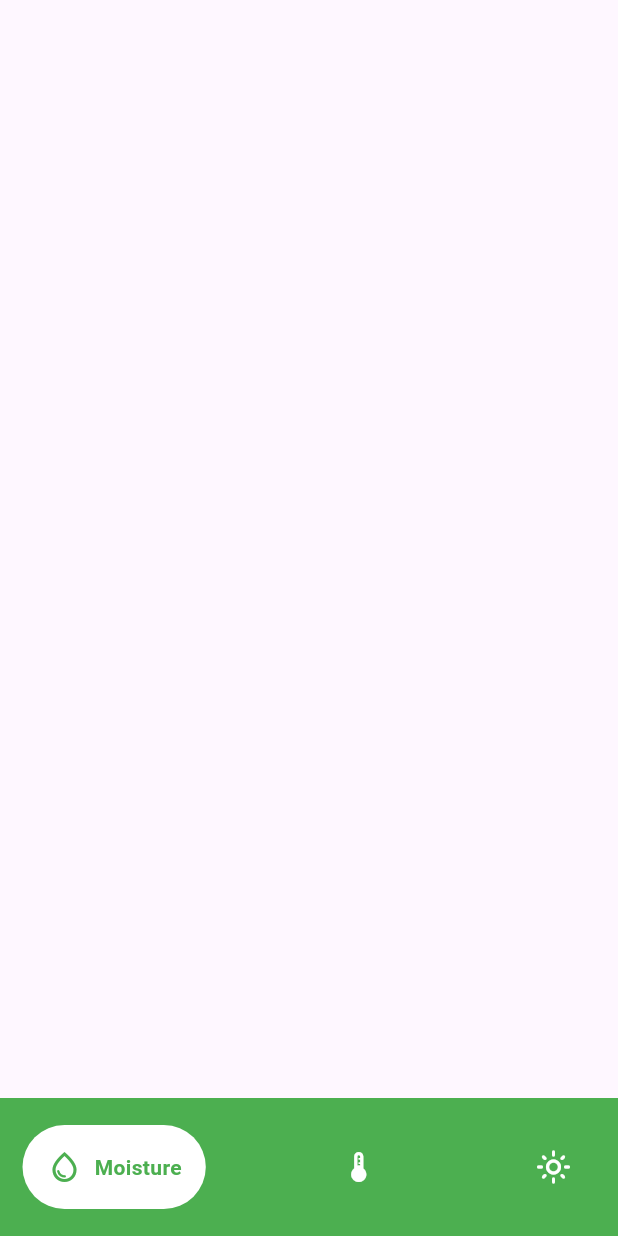
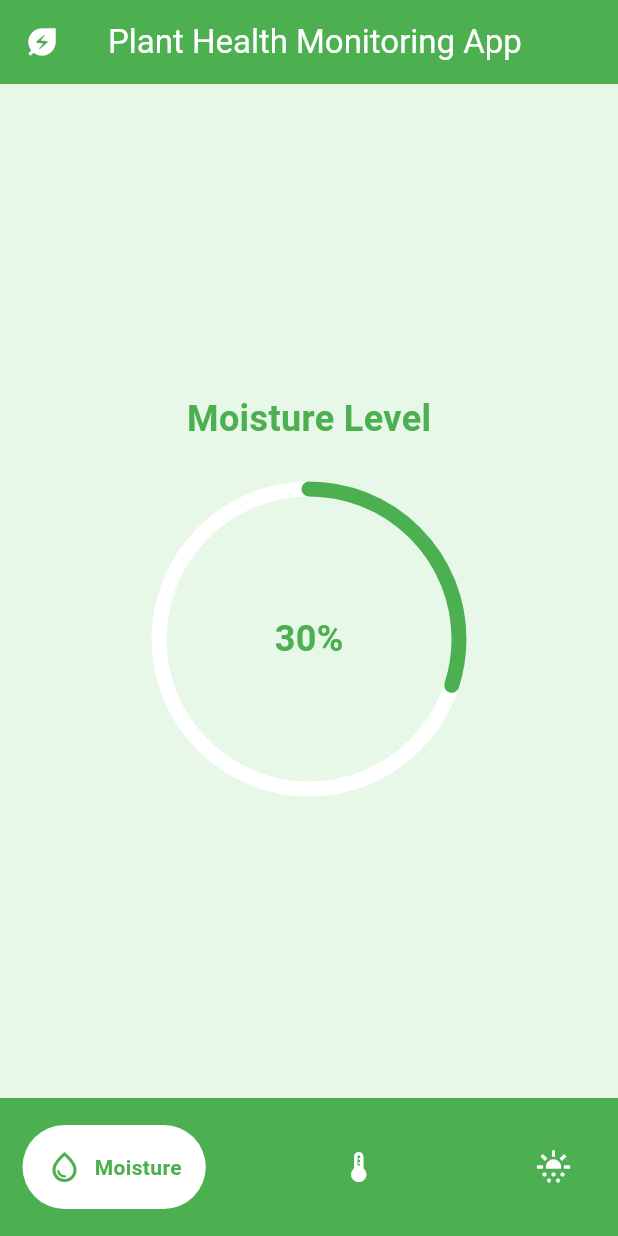
Before and after one commit to KiyoScript/PlantHealthMonitoring, a Flutter app: the screen it shows after launch, on a phone screen of 412 x 824 dp. Run offline on Flutter 3.47's test engine with Material 3 defaults, Android fonts, the phone set to English and light mode, and no system bars; drawn by our look-alikes of google_nav_bar.

Commit message:
added static design for the appbar and body

```diff
--- a/lib/main.dart
+++ b/lib/main.dart
@@ -12,6 +12,53 @@ class MainApp extends StatelessWidget {
   Widget build(BuildContext context) {
     return  MaterialApp(
       home: Scaffold(
+        backgroundColor: const Color.fromARGB(255, 231, 248, 232),
+        appBar: AppBar(
+          leading: const Icon(Icons.energy_savings_leaf, color: Colors.white),
+          title: const Text('Plant Health Monitoring App',
+          style: TextStyle(color: Colors.white),
+          ),
+          backgroundColor: Colors.green,
+        ),
+          body: const Center(
+          child: Column(
+            mainAxisAlignment: MainAxisAlignment.center,
+            children:[
+              Text(
+                'Moisture Level', // Replace with the actual percentage text
+                style: TextStyle(fontSize: 24, fontWeight: FontWeight.bold, color: Colors.green),
+              ),
+              SizedBox(height: 30),
+              SizedBox(
+                width: 200, // Set the width to make it bigger
+                height: 200, // Set the height to make it bigger
+                child: Stack(
+                  children: <Widget>[
+                    Center(
+                      child: SizedBox(
+                        width: 200, // Set the width of CircularProgressIndicator
+                        height: 200, // Set the height of CircularProgressIndicator
+                        child: CircularProgressIndicator(
+                          value: .3, // Replace with the actual percentage value
+                          valueColor: AlwaysStoppedAnimation<Color>(Colors.green),
+                          backgroundColor: Colors.white,
+                          strokeWidth: 10,
+                          strokeCap: StrokeCap.round
+                        ),
+                      ),
+                    ),
+                    Center(
+                      child: Text(
+                        '30%', // Replace with the actual percentage text
+                        style: TextStyle(fontSize: 24, fontWeight: FontWeight.bold, color: Colors.green),
+                      ),
+                    ),
+                  ],
+                ),
+              ),
+            ],
+          ),
+        ),
         bottomNavigationBar: Container(
           color: Colors.green,
           child:  const Padding(
@@ -34,7 +81,7 @@ class MainApp extends StatelessWidget {
                   ),
                 GButton(
                  //light icon
-                 icon: Icons.light_mode_outlined,
+                 icon: Icons.sunny_snowing,
                   text: 'Light'
                 ),
               ]
```
